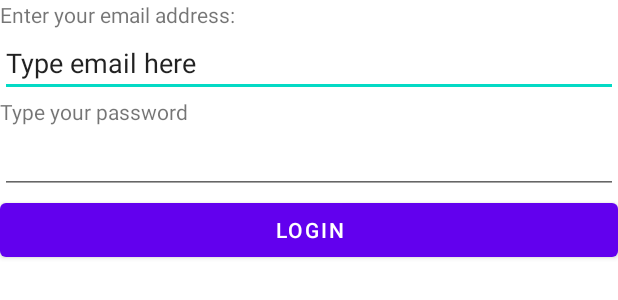
After one commit to ali00397/android-labs, an Android app: the layout activity_login_main.xml on its own in the app's theme, with its tools: preview values and no code run, on a phone screen of 412 x 824 dp. The commit adds this screen. Shown: the top 300 px of the screen. Run offline under Robolectric (Android 15) with nearby library versions, the phone set to English and light mode, and no system bars.

Commit message:
Commited for lab3

```diff
--- /dev/null
+++ b/app/src/main/java/com/cst2335/ali00397/Activity_Second.java
@@ -0,0 +1,6 @@
+package com.cst2335.ali00397;
+
+import androidx.appcompat.app.AppCompatActivity;
+
+public class Activity_Second extends AppCompatActivity {
+}
--- /dev/null
+++ b/app/src/main/res/layout/activity_login_main.xml
@@ -0,0 +1,49 @@
+<?xml version="1.0" encoding="utf-8"?>
+<LinearLayout
+    xmlns:android="http://schemas.android.com/apk/res/android"
+    xmlns:tools="http://schemas.android.com/tools"
+    android:layout_width="match_parent"
+    android:layout_height="match_parent"
+    android:orientation="vertical"
+    tools:context=".MainActivity">
+
+
+
+    <TextView
+        android:id="@+id/textView3"
+        android:layout_width="match_parent"
+        android:layout_height="wrap_content"
+        android:text="@string/string_personal_info" />
+
+    <EditText
+        android:id="@+id/edit"
+        android:layout_width="match_parent"
+        android:layout_height="wrap_content"
+        android:importantForAutofill="no"
+        android:inputType="textEmailAddress"
+        android:labelFor="@id/edit"
+        android:hint="@string/personal_information"
+        android:text="@string/personal_information" />
+
+    <TextView
+        android:layout_width="match_parent"
+        android:layout_height="wrap_content"
+        android:text="@string/password"/>
+
+    <EditText
+        android:id="@+id/editView"
+        android:layout_width="match_parent"
+        android:layout_height="wrap_content"
+        android:labelFor="@id/editView"
+        android:inputType="textPassword"
+
+       />
+
+    <Button
+        android:id="@+id/button3"
+        android:layout_width="match_parent"
+        android:layout_height="wrap_content"
+        android:text="@string/ButtonInfo" />
+
+
+</LinearLayout>
--- a/app/src/main/res/values/strings.xml
+++ b/app/src/main/res/values/strings.xml
@@ -10,6 +10,11 @@
     <string name="Switch">Switch on/off</string>
     <string name="info">write here</string>
     <string name="person_info">put pesron name</string>
+    <string name="string_personal_info">Enter your email address:</string>
+    <string name="personal_information">Type email here</string>
+    <string name="password">Type your password</string>
+    <string name="password_1">Type your important digit here</string>
+    <string name="ButtonInfo">Login</string>
 
 
 </resources>
```
Also changed, not shown: app/src/main/java/com/cst2335/ali00397/MainActivity.java (+29 -21 lines), 3 other files.
